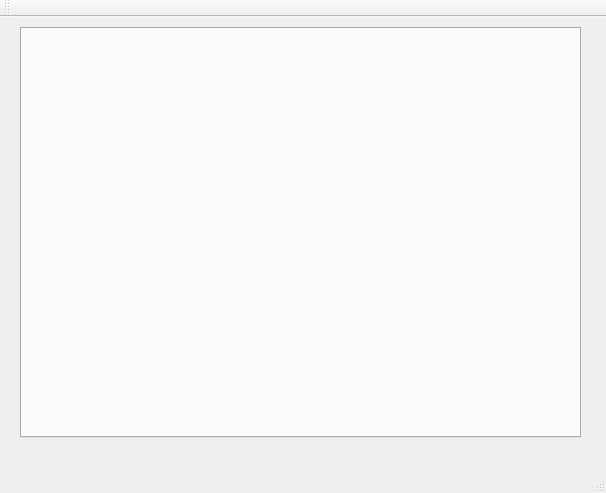
The window that mainwindow.ui (VVictorWang/datastructure_course_design) describes before a commit, drawn with Qt 5.
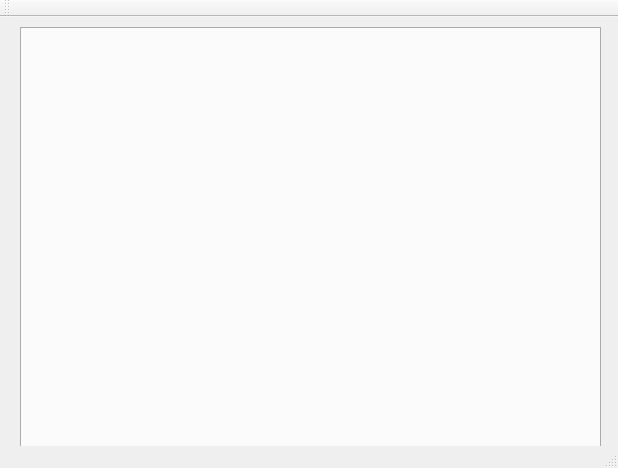
The same window after the commit.

Diff of the .ui file:
```diff
--- a/mainwindow.ui
+++ b/mainwindow.ui
@@ -6,8 +6,8 @@
    <rect>
     <x>0</x>
     <y>0</y>
-    <width>606</width>
-    <height>493</height>
+    <width>618</width>
+    <height>468</height>
    </rect>
   </property>
   <property name="windowTitle">
@@ -19,8 +19,8 @@
      <rect>
       <x>20</x>
       <y>10</y>
-      <width>561</width>
-      <height>411</height>
+      <width>581</width>
+      <height>421</height>
      </rect>
     </property>
    </widget>
```
Left out of the diff: 2 changed lines with no effect on the pictures.
